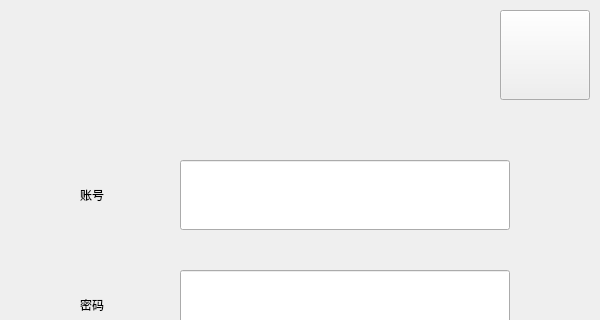
1028417/XMusic, file src/XMusic/ui/logindlg.ui: the form before one commit; both pictures show x 0 to 600 and y 0 to 320 of the 600 by 530 pixel window.
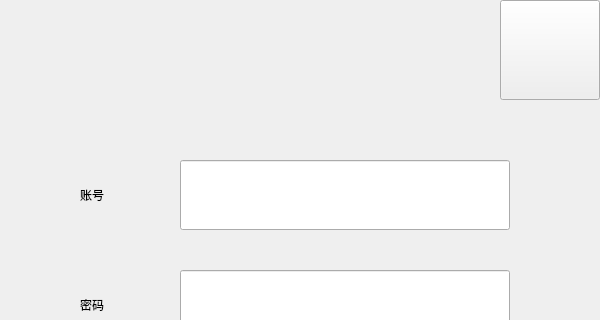
The form after the commit. Icons and pictures are not drawn. Custom widgets are drawn as their Qt base class.

Patch:
```diff
--- a/src/XMusic/ui/logindlg.ui
+++ b/src/XMusic/ui/logindlg.ui
@@ -64,9 +64,9 @@
    <property name="geometry">
     <rect>
      <x>500</x>
-     <y>10</y>
-     <width>90</width>
-     <height>90</height>
+     <y>0</y>
+     <width>100</width>
+     <height>100</height>
     </rect>
    </property>
    <property name="autoFillBackground">
@@ -137,7 +137,7 @@
    <property name="geometry">
     <rect>
      <x>10</x>
-     <y>10</y>
+     <y>0</y>
      <width>510</width>
      <height>90</height>
     </rect>
```
